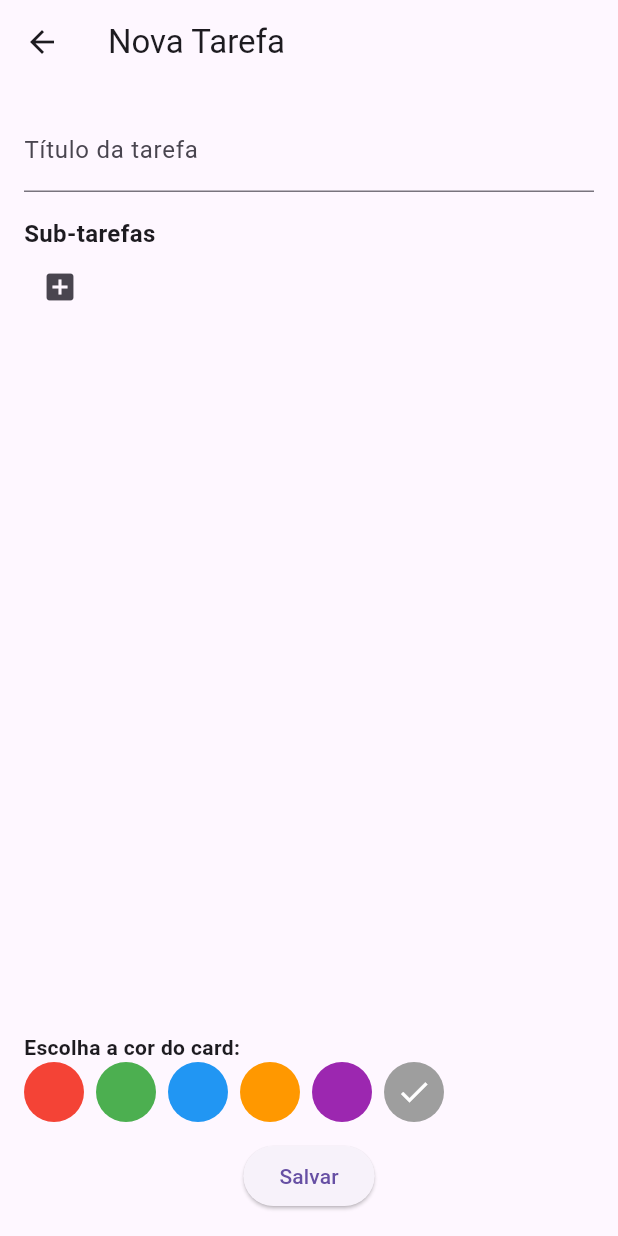
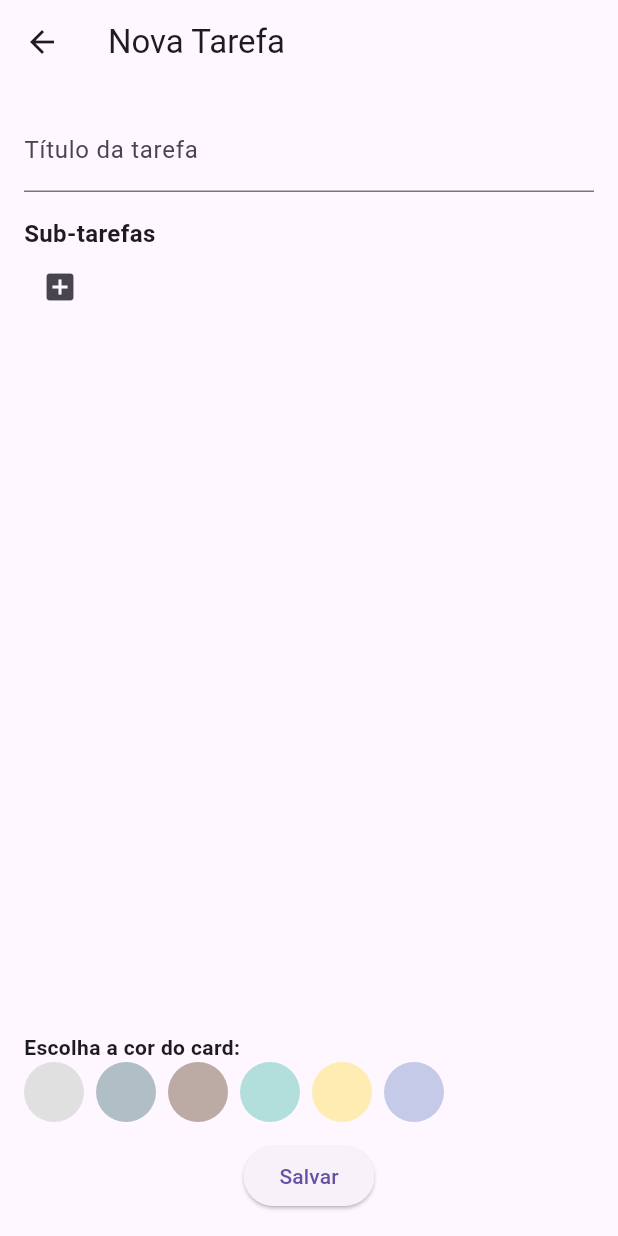
Before and after one commit to lpcamphora/Plan7, a Flutter app: the screen it shows after launch, after a tap on the "add" icon, on a phone screen of 412 x 824 dp. Run offline on Flutter 3.47's test engine with Material 3 defaults, Android fonts, the phone set to English and light mode, and no system bars; our stand-ins replace hive, hive_flutter; accounts and stored records are empty.

Commit message:
style: ajusta altura dos cards e aplica cores mais neutras

```diff
--- a/lib/main.dart
+++ b/lib/main.dart
@@ -1,4 +1,3 @@
-
 import 'package:flutter/material.dart';
 import 'package:hive_flutter/hive_flutter.dart';
 import 'package:intl/intl.dart';
@@ -68,7 +67,7 @@ class _HomePageState extends State<HomePage> {
     final fim = getFimDaSemana(hoje);
     final inicioFormatado = DateFormat("EEEE, d", "pt_BR").format(inicio);
     final fimFormatado = DateFormat("EEEE, d", "pt_BR").format(fim);
-    return '\$inicioFormatado à \$fimFormatado';
+    return '$inicioFormatado à $fimFormatado';
   }
 
   void mostrarDialogo(Tarefa tarefa, int index) {
@@ -157,17 +156,22 @@ class _HomePageState extends State<HomePage> {
         child: Column(
           crossAxisAlignment: CrossAxisAlignment.start,
           children: [
-            const Text('Cronograma Semanal', style: TextStyle(fontSize: 22, fontWeight: FontWeight.bold)),
-            Text('Semana \$semana', style: const TextStyle(fontSize: 20, fontWeight: FontWeight.w500)),
+            const Text('Cronograma Semanal',
+                style: TextStyle(fontSize: 22, fontWeight: FontWeight.bold)),
+            Text('Semana $semana',
+                style:
+                    const TextStyle(fontSize: 20, fontWeight: FontWeight.w500)),
             Text(intervalo, style: const TextStyle(fontSize: 14)),
             const SizedBox(height: 16),
-            Expanded(
+            SizedBox(
+              height: 450, // altura total visível do carrossel de cards
               child: ValueListenableBuilder(
                 valueListenable: tarefasBox.listenable(),
                 builder: (context, Box<Tarefa> box, _) {
                   final tarefas = box.values.toList();
                   if (tarefas.isEmpty) {
-                    return const Center(child: Text('Nenhuma tarefa adicionada.'));
+                    return const Center(
+                        child: Text('Nenhuma tarefa adicionada.'));
                   }
                   return PageView.builder(
                     controller: PageController(viewportFraction: 0.8),
@@ -176,6 +180,8 @@ class _HomePageState extends State<HomePage> {
                       final tarefa = tarefas[index];
                       return Padding(
                         padding: const EdgeInsets.symmetric(horizontal: 8),
+                        child: SizedBox(
+                          height: 250, // altura individual do card
                           child: Material(
                             elevation: 3,
                             borderRadius: BorderRadius.circular(16),
@@ -190,29 +196,35 @@ class _HomePageState extends State<HomePage> {
                                 children: [
                                   Text(
                                     tarefa.titulo,
-                                  style: const TextStyle(fontSize: 20, fontWeight: FontWeight.bold),
+                                    style: const TextStyle(
+                                        fontSize: 20,
+                                        fontWeight: FontWeight.bold),
                                   ),
-                                const SizedBox(height: 12),
+                                  const SizedBox(height: 8),
                                   Expanded(
                                     child: ListView.builder(
                                       itemCount: tarefa.subTarefas.length,
                                       itemBuilder: (context, i) {
                                         final subtarefa = tarefa.subTarefas[i];
                                         return CheckboxListTile(
-                                        value: subtarefa['concluida'] ?? false,
+                                          value:
+                                              subtarefa['concluida'] ?? false,
                                           onChanged: (value) {
                                             setState(() {
                                               subtarefa['concluida'] = value;
                                               tarefa.save();
                                             });
                                           },
-                                        title: Text(subtarefa['titulo'] ?? ''),
-                                        controlAffinity: ListTileControlAffinity.leading,
+                                          title:
+                                              Text(subtarefa['titulo'] ?? ''),
+                                          controlAffinity:
+                                              ListTileControlAffinity.leading,
                                         );
                                       },
                                     ),
                                   ),
                                 ],
+                              ),
                             ),
                           ),
                         ),
@@ -241,8 +253,6 @@ class _HomePageState extends State<HomePage> {
   }
 }
 
-
-
 class NovaTarefaPage extends StatefulWidget {
   const NovaTarefaPage({super.key});
 
@@ -255,12 +265,12 @@ class _NovaTarefaPageState extends State<NovaTarefaPage> {
   final TextEditingController _tarefaController = TextEditingController();
   final List<Map<String, dynamic>> _subTarefas = [];
   final List<Color> coresDisponiveis = [
-    Colors.red,
-    Colors.green,
-    Colors.blue,
-    Colors.orange,
-    Colors.purple,
-    Colors.grey,
+    Colors.grey.shade300,
+    Colors.blueGrey.shade200,
+    Colors.brown.shade200,
+    Colors.teal.shade100,
+    Colors.amber.shade100,
+    Colors.indigo.shade100,
   ];
   Color corSelecionada = Colors.grey;
 
@@ -303,12 +313,17 @@ class _NovaTarefaPageState extends State<NovaTarefaPage> {
             children: [
               TextFormField(
                 controller: _tarefaController,
-                decoration: const InputDecoration(labelText: 'Título da tarefa'),
-                validator: (value) => value == null || value.isEmpty ? 'Digite a tarefa' : null,
+                decoration:
+                    const InputDecoration(labelText: 'Título da tarefa'),
+                validator: (value) =>
+                    value == null || value.isEmpty ? 'Digite a tarefa' : null,
               ),
               const SizedBox(height: 16),
-              const Text('Sub-tarefas', style: TextStyle(fontSize: 16, fontWeight: FontWeight.bold)),
-              IconButton(onPressed: _adicionarSubTarefa, icon: const Icon(Icons.add_box)),
+              const Text('Sub-tarefas',
+                  style: TextStyle(fontSize: 16, fontWeight: FontWeight.bold)),
+              IconButton(
+                  onPressed: _adicionarSubTarefa,
+                  icon: const Icon(Icons.add_box)),
               Expanded(
                 child: ListView.builder(
                   itemCount: _subTarefas.length,
@@ -328,7 +343,8 @@ class _NovaTarefaPageState extends State<NovaTarefaPage> {
                 ),
               ),
               const SizedBox(height: 12),
-              const Text('Escolha a cor do card:', style: TextStyle(fontWeight: FontWeight.bold)),
+              const Text('Escolha a cor do card:',
+                  style: TextStyle(fontWeight: FontWeight.bold)),
               Wrap(
                 spacing: 8,
                 children: coresDisponiveis.map((cor) {
@@ -340,7 +356,9 @@ class _NovaTarefaPageState extends State<NovaTarefaPage> {
                     },
                     child: CircleAvatar(
                       backgroundColor: cor,
-                      child: cor == corSelecionada ? const Icon(Icons.check, color: Colors.white) : null,
+                      child: cor == corSelecionada
+                          ? const Icon(Icons.check, color: Colors.white)
+                          : null,
                     ),
                   );
                 }).toList(),
```
Also changed, not shown: lib/tarefa.g.dart. Lines whose indentation alone changed are shown as unchanged.
